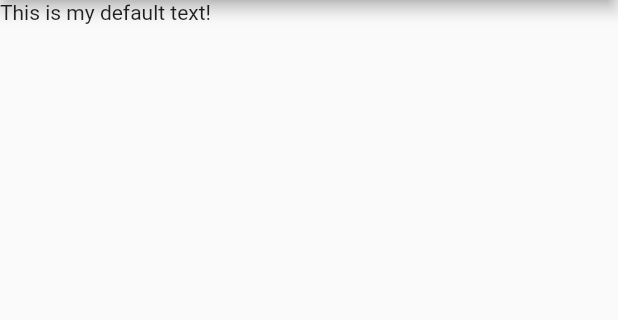
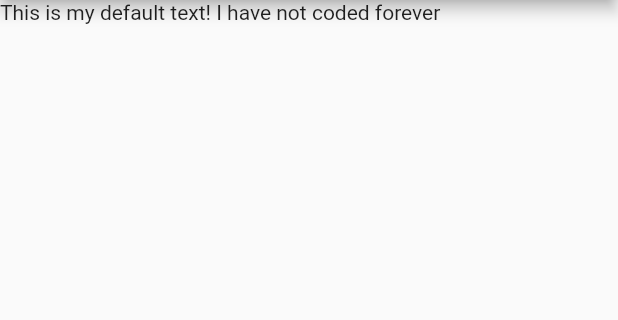
Before and after one commit to ofaruk0169/first_flutter, a Flutter app: the screen it shows after launch, on a phone screen of 412 x 824 dp, the part 84-404 px from its top. Run offline on Flutter 3.47's test engine with Material 2 defaults, Android fonts, the phone set to English and light mode, and no system bars.

Commit message:
a new commit to remember proccesses

```diff
--- a/lib/main.dart
+++ b/lib/main.dart
@@ -9,7 +9,7 @@ class MyApp extends StatelessWidget {
     return MaterialApp(
       home: Scaffold(
         appBar: AppBar(title: Text('My first app')),
-        body: Text('This is my default text!'),
+        body: Text('This is my default text! I have not coded forever'),
       ),
     );
   }
```
